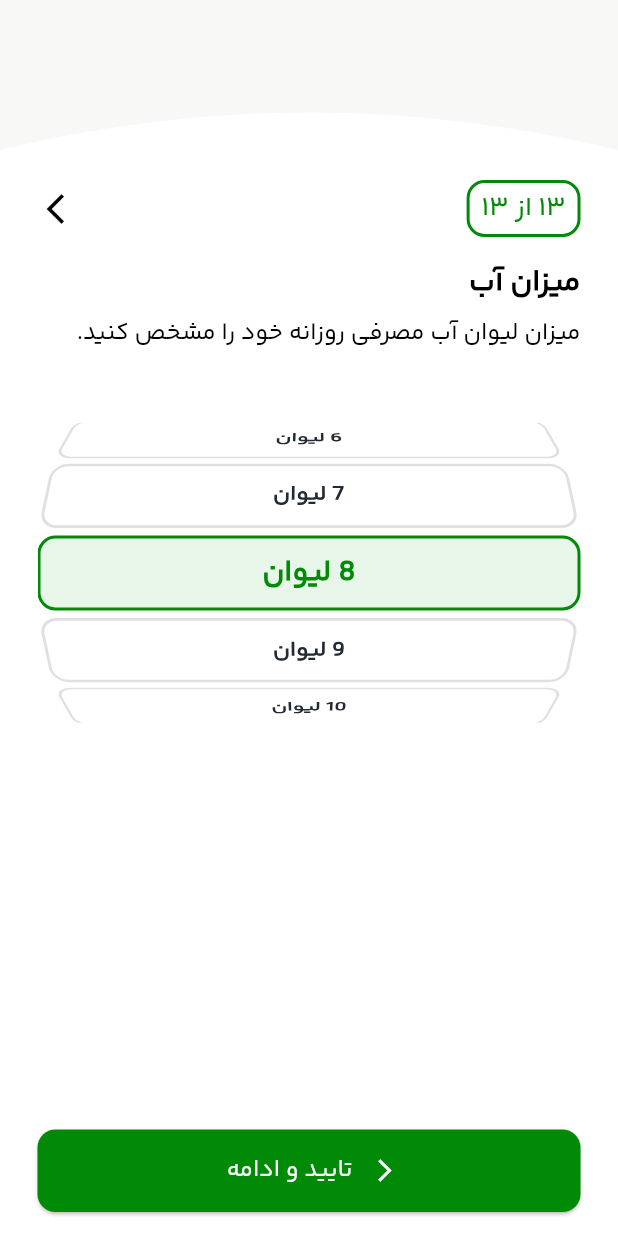
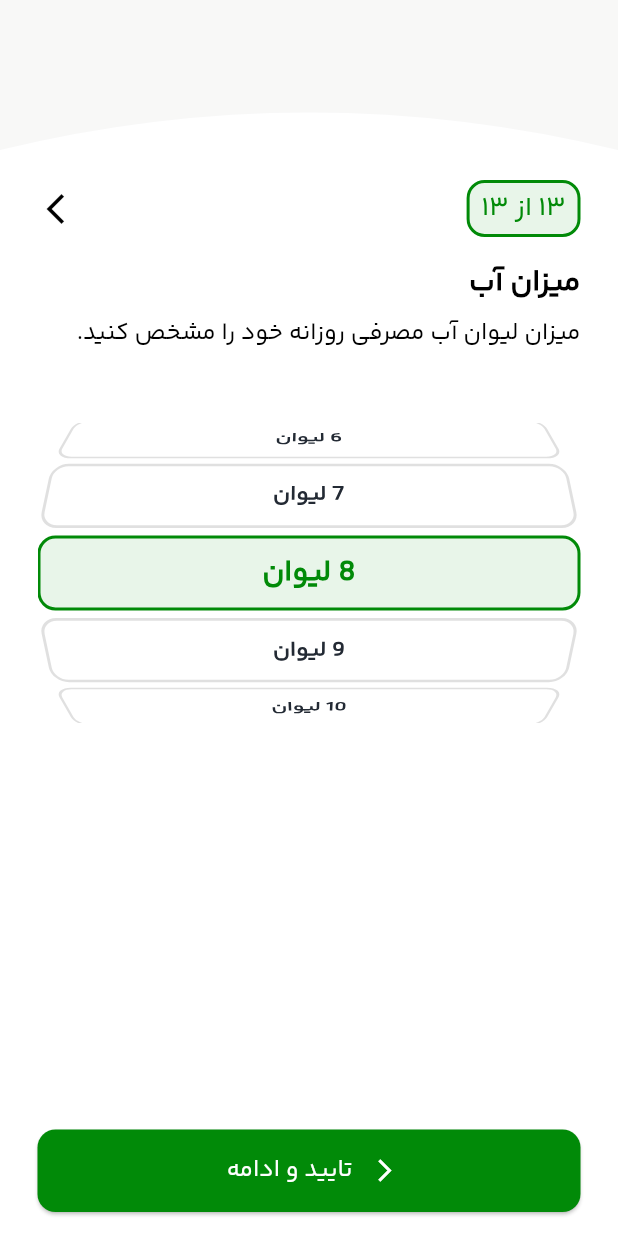
Before and after one commit to alikalatearabi/salemina-main-data-flutter, a Flutter app: the WaterIntakePage screen opened directly, on a phone screen of 412 x 824 dp. Run offline on Flutter 3.47's test engine with Material 3 defaults, Android fonts, the phone set to English and light mode, and no system bars; our stand-ins replace shamsi_date; missing offline and left inert: barcode_scan2.

Commit message:
finish setting up the actibity dies page

```diff
--- a/lib/screens/activity_diet_page/diet_page.dart
+++ b/lib/screens/activity_diet_page/diet_page.dart
@@ -67,7 +67,7 @@ class DietPageState extends State<DietPage> {
                           ),
                         ),
                         child: const Text(
-                          "۹ از ۱۲",
+                          "۹ از ۱۳",
                           style: TextStyle(
                             color: Color(0xFF018A08),
                             fontSize: 18,
--- a/lib/screens/activity_diet_page/disease_page.dart
+++ b/lib/screens/activity_diet_page/disease_page.dart
@@ -166,7 +166,7 @@ class DiseasePageState extends State<DiseasePage> {
               Row(
                 children: [
                   Text(
-                    selectedCondition!,
+                    selectedCondition,
                     style: const TextStyle(
                       fontSize: 17,
                       color: Color(0xFF018A08),
--- a/lib/screens/activity_diet_page/water_intake_page.dart
+++ b/lib/screens/activity_diet_page/water_intake_page.dart
@@ -41,8 +41,11 @@ class WaterIntakePageState extends State<WaterIntakePage> {
                     children: [
                       Container(
                         padding: const EdgeInsets.symmetric(
-                            horizontal: 8, vertical: 4),
+                          horizontal: 8,
+                          vertical: 4,
+                        ),
                         decoration: BoxDecoration(
+                          color: const Color(0xFFE8F5E9),
                           borderRadius: BorderRadius.circular(12),
                           border: Border.all(
                             color: const Color(0xFF018A08),
```
